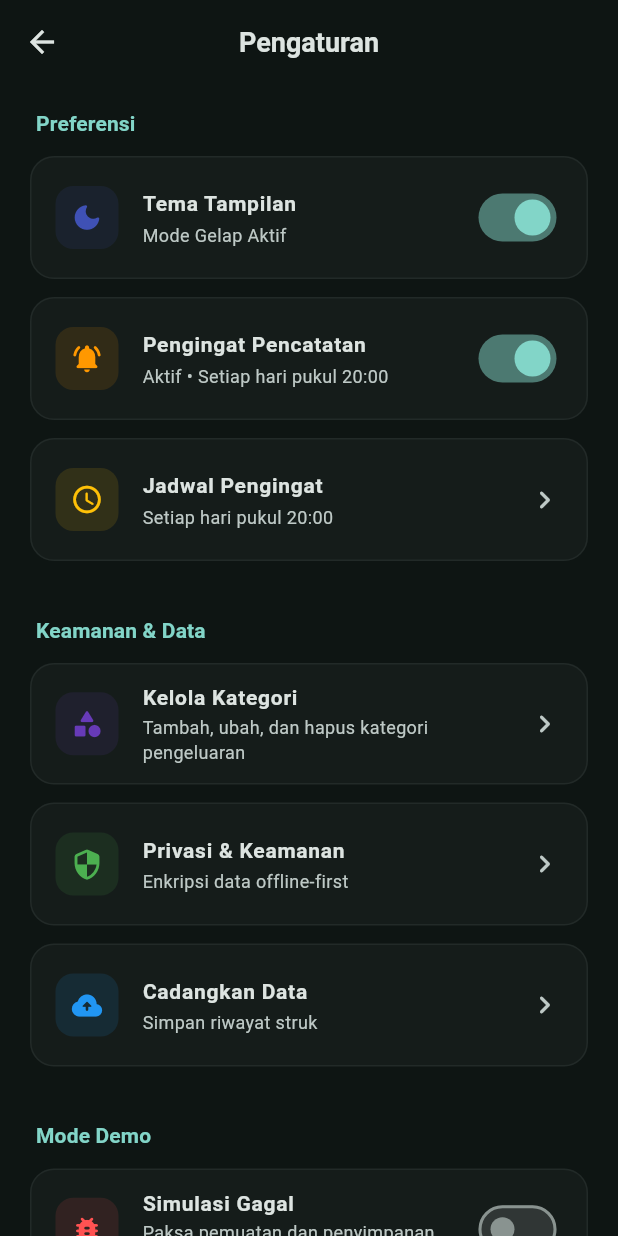
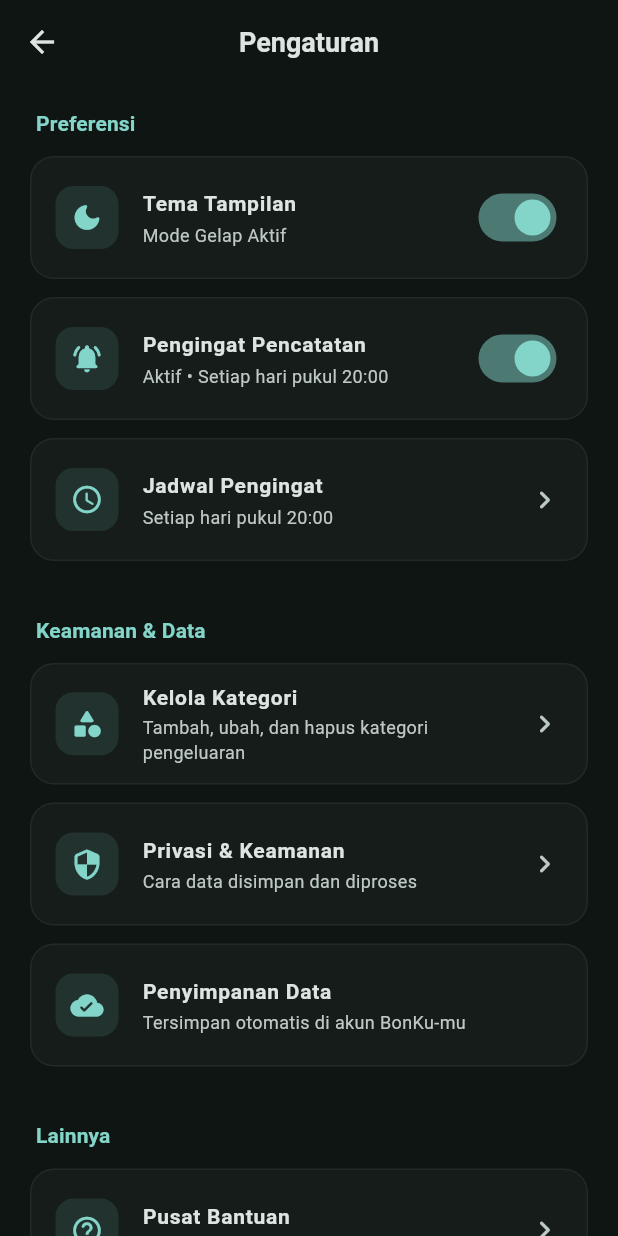
Before and after one commit to LuthfiNaufaldi21/BonKu, a Flutter app: the PengaturanScreen screen opened by its route, on a phone screen of 412 x 824 dp. Run offline on Flutter 3.47's test engine with Material 3 defaults, Android fonts, the phone set to English and light mode, and no system bars; our stand-ins replace cloud_firestore, firebase_ai, firebase_auth, firebase_core, image_picker, shared_preferences; missing offline and left inert: firebase_app_check; accounts and stored records are empty.

Commit message:
fix(settings): perbarui teks usang dan seragamkan warna ikon

```diff
--- a/lib/screens/pengaturan_screen.dart
+++ b/lib/screens/pengaturan_screen.dart
@@ -13,47 +13,6 @@ import 'kategori_list_screen.dart';
 
 class PengaturanScreen extends StatelessWidget {
   const PengaturanScreen({super.key});
-
-  Future<void> _cadangkan(BuildContext context) async {
-    final trx = context.read<TransaksiProvider>();
-    final kategori = context.read<KategoriProvider>();
-    final messenger = ScaffoldMessenger.of(context);
-    final navigator = Navigator.of(context);
-
-    showDialog<void>(
-      context: context,
-      barrierDismissible: false,
-      builder: (_) => const PopScope(
-        canPop: false,
-        child: AlertDialog(
-          content: Row(
-            children: [
-              CircularProgressIndicator(),
-              SizedBox(width: 20),
-              Expanded(child: Text('Mencadangkan data...')),
-            ],
-          ),
-        ),
-      ),
-    );
-
-    await Future<void>.delayed(const Duration(seconds: 1));
-    navigator.pop();
-
-    if (trx.simulasiGagal) {
-      messenger.showSnackBar(
-        const SnackBar(content: Text('Gagal mencadangkan data (simulasi). Coba lagi.')),
-      );
-    } else {
-      messenger.showSnackBar(
-        SnackBar(
-          content: Text(
-            'Berhasil mencadangkan ${trx.items.length} resi dan ${kategori.items.length} kategori (simulasi).',
-          ),
-        ),
-      );
-    }
-  }
 
   void _bantuan(BuildContext context) {
     Widget faq(String tanya, String jawab) => ExpansionTile(
@@ -99,8 +58,9 @@ class PengaturanScreen extends StatelessWidget {
                     'Buka dari Beranda atau tab Statistik.',
               ),
               faq(
-                'Kenapa data kembali seperti semula saat aplikasi ditutup?',
-                'Pada versi ini data masih berupa simulasi di memori. Penyimpanan permanen menyusul pada tahap berikutnya.',
+                'Apakah data resi saya tersimpan?',
+                'Ya. Resi dan kategori tersimpan otomatis di akun BonKu-mu, jadi tidak hilang saat aplikasi ditutup. '
+                    'Masuk dengan akun yang sama untuk melihat datamu lagi.',
               ),
             ],
           ),
@@ -208,7 +168,6 @@ class PengaturanScreen extends StatelessWidget {
             icon: Icons.dark_mode_rounded,
             title: 'Tema Tampilan',
             subtitle: themeProvider.isDarkMode ? 'Mode Gelap Aktif' : 'Mode Terang Aktif',
-            iconColor: Colors.indigo,
             trailing: Switch(
               value: themeProvider.isDarkMode,
               onChanged: (val) => themeProvider.toggleTheme(val),
@@ -220,7 +179,6 @@ class PengaturanScreen extends StatelessWidget {
             icon: Icons.notifications_active_rounded,
             title: 'Pengingat Pencatatan',
             subtitle: pref.pengingatAktif ? 'Aktif • ${pref.jadwalTeks}' : 'Nonaktif',
-            iconColor: Colors.orange,
             trailing: Switch(
               value: pref.pengingatAktif,
               onChanged: (val) {
@@ -237,7 +195,6 @@ class PengaturanScreen extends StatelessWidget {
             icon: Icons.schedule_rounded,
             title: 'Jadwal Pengingat',
             subtitle: pref.pengingatAktif ? pref.jadwalTeks : 'Aktifkan pengingat terlebih dulu',
-            iconColor: Colors.amber,
             onTap: pref.pengingatAktif
                 ? () => showDialog<void>(context: context, builder: (_) => const _JadwalDialog())
                 : null,
@@ -249,7 +206,6 @@ class PengaturanScreen extends StatelessWidget {
             icon: Icons.category_rounded,
             title: 'Kelola Kategori',
             subtitle: 'Tambah, ubah, dan hapus kategori pengeluaran',
-            iconColor: Colors.deepPurple,
             onTap: () => Navigator.push(
               context,
               MaterialPageRoute(builder: (_) => const KategoriListScreen()),
@@ -259,25 +215,22 @@ class PengaturanScreen extends StatelessWidget {
             theme,
             icon: Icons.security_rounded,
             title: 'Privasi & Keamanan',
-            subtitle: 'Enkripsi data offline-first',
-            iconColor: Colors.green,
+            subtitle: 'Cara data disimpan dan diproses',
             onTap: () => tampilkanInfo(
               context,
               judul: 'Privasi & Keamanan',
-              pesan: 'Data transaksi dirancang tersimpan lokal di perangkatmu (offline-first). '
+              pesan: 'Resi dan kategori disimpan di akun BonKu-mu menggunakan Google Firebase (Cloud Firestore). '
                   'Gambar struk hanya disimpan sebagai path, bukan file utuh. '
-                  'Saat scan, foto struk dikirim ke layanan Google Gemini untuk dibaca. '
-                  'Enkripsi basis data akan diaktifkan saat penyimpanan permanen dipasang.',
+                  'Saat scan, foto struk dikirim ke layanan Google Gemini untuk dibaca.',
             ),
           ),
           _buildSettingItem(
             theme,
-            icon: Icons.backup_rounded,
-            title: 'Cadangkan Data',
-            subtitle: 'Simpan riwayat struk',
-            iconColor: Colors.blue,
-            onTap: () => _cadangkan(context),
+            icon: Icons.cloud_done_rounded,
+            title: 'Penyimpanan Data',
+            subtitle: 'Tersimpan otomatis di akun BonKu-mu',
           ),
+          if (pref.modeDemo) ...[
             const SizedBox(height: 24),
             _buildSectionTitle(theme, 'Mode Demo'),
             _buildSettingItem(
@@ -285,7 +238,6 @@ class PengaturanScreen extends StatelessWidget {
               icon: Icons.bug_report_rounded,
               title: 'Simulasi Gagal',
               subtitle: 'Paksa pemuatan dan penyimpanan data gagal',
-            iconColor: Colors.redAccent,
               trailing: Switch(
                 value: trx.simulasiGagal,
                 onChanged: (val) {
@@ -302,7 +254,6 @@ class PengaturanScreen extends StatelessWidget {
               icon: Icons.auto_awesome_rounded,
               title: 'Pemindai Simulasi',
               subtitle: 'Hasil scan contoh tanpa memakai kuota Gemini',
-            iconColor: Colors.purple,
               trailing: Switch(
                 value: scan.pakaiSimulasi,
                 onChanged: scan.setPakaiSimulasi,
@@ -313,8 +264,8 @@ class PengaturanScreen extends StatelessWidget {
               theme,
               icon: Icons.delete_sweep_rounded,
               title: 'Kosongkan Semua Resi',
-            subtitle: 'Untuk menguji tampilan data kosong',
-            iconColor: Colors.brown,
+              subtitle: 'Hapus semua resi di akun ini (uji tampilan kosong)',
+              iconColor: colorScheme.error,
               onTap: trx.isSubmitting ? null : () => _kosongkan(context),
             ),
             _buildSettingItem(
@@ -322,9 +273,9 @@ class PengaturanScreen extends StatelessWidget {
               icon: Icons.restore_rounded,
               title: 'Pulihkan Data Awal',
               subtitle: 'Kembalikan 24 resi contoh',
-            iconColor: Colors.cyan,
               onTap: trx.isSubmitting ? null : () => _pulihkan(context),
             ),
+          ],
           const SizedBox(height: 24),
           _buildSectionTitle(theme, 'Lainnya'),
           _buildSettingItem(
@@ -332,7 +283,6 @@ class PengaturanScreen extends StatelessWidget {
             icon: Icons.help_outline_rounded,
             title: 'Pusat Bantuan',
             subtitle: 'Panduan scan & keluhan',
-            iconColor: Colors.teal,
             onTap: () => _bantuan(context),
           ),
           _buildSettingItem(
@@ -340,12 +290,13 @@ class PengaturanScreen extends StatelessWidget {
             icon: Icons.info_outline_rounded,
             title: 'Tentang BonKu',
             subtitle: 'Versi 1.0.0',
-            iconColor: Colors.grey,
             onTap: () => _tentang(context),
           ),
           const SizedBox(height: 32),
           _buildLogoutButton(context),
-          const SizedBox(height: 40),
+          const SizedBox(height: 16),
+          const _VersiAplikasi(),
+          const SizedBox(height: 24),
         ],
       ),
     );
@@ -369,10 +320,11 @@ class PengaturanScreen extends StatelessWidget {
     required IconData icon,
     required String title,
     required String subtitle,
-    required Color iconColor,
+    Color? iconColor,
     VoidCallback? onTap,
     Widget? trailing,
   }) {
+    final warna = iconColor ?? theme.colorScheme.primary;
     return Padding(
       padding: const EdgeInsets.only(bottom: 12),
       child: Container(
@@ -386,10 +338,10 @@ class PengaturanScreen extends StatelessWidget {
           leading: Container(
             padding: const EdgeInsets.all(10),
             decoration: BoxDecoration(
-              color: iconColor.withValues(alpha: 0.12),
+              color: warna.withValues(alpha: 0.12),
               borderRadius: BorderRadius.circular(12),
             ),
-            child: Icon(icon, color: iconColor, size: 22),
+            child: Icon(icon, color: warna, size: 22),
           ),
           title: Text(title, style: const TextStyle(fontWeight: FontWeight.bold, fontSize: 14)),
           subtitle: Text(
@@ -506,3 +458,78 @@ class _JadwalDialogState extends State<_JadwalDialog> {
     );
   }
 }
+
+class _VersiAplikasi extends StatefulWidget {
+  const _VersiAplikasi();
+
+  @override
+  State<_VersiAplikasi> createState() => _VersiAplikasiState();
+}
+
+class _VersiAplikasiState extends State<_VersiAplikasi> {
+  static const _target = 7;
+  static const _jeda = Duration(seconds: 2);
+
+  int _ketukan = 0;
+  DateTime? _terakhir;
+
+  void _ketuk() {
+    final sekarang = DateTime.now();
+    if (_terakhir != null && sekarang.difference(_terakhir!) > _jeda) {
+      _ketukan = 0;
+    }
+    _terakhir = sekarang;
+    _ketukan++;
+
+    final pref = context.read<PreferensiProvider>();
+    final messenger = ScaffoldMessenger.of(context);
+    messenger.hideCurrentSnackBar();
+
+    if (_ketukan >= _target) {
+      _ketukan = 0;
+      final aktif = !pref.modeDemo;
+      pref.setModeDemo(aktif);
+      if (!aktif) _matikanSimulasi();
+      messenger.showSnackBar(
+        SnackBar(content: Text(aktif ? 'Mode Demo diaktifkan.' : 'Mode Demo dinonaktifkan.')),
+      );
+    } else if (_ketukan >= 4) {
+      final sisa = _target - _ketukan;
+      final aksi = pref.modeDemo ? 'menonaktifkan' : 'mengaktifkan';
+      messenger.showSnackBar(
+        SnackBar(
+          duration: const Duration(seconds: 1),
+          content: Text('Tinggal $sisa ketukan lagi untuk $aksi Mode Demo.'),
+        ),
+      );
+    }
+  }
+
+  void _matikanSimulasi() {
+    final trx = context.read<TransaksiProvider>();
+    final kategori = context.read<KategoriProvider>();
+    final perluMuatUlang = trx.simulasiGagal || kategori.simulasiGagal;
+    trx.simulasiGagal = false;
+    kategori.simulasiGagal = false;
+    context.read<ScanProvider>().setPakaiSimulasi(false);
+    if (perluMuatUlang) {
+      trx.muat();
+      kategori.muat();
+    }
+  }
+
+  @override
+  Widget build(BuildContext context) {
+    final warna = Theme.of(context).colorScheme.onSurfaceVariant;
+    return Center(
+      child: InkWell(
+        onTap: _ketuk,
+        borderRadius: BorderRadius.circular(8),
+        child: Padding(
+          padding: const EdgeInsets.symmetric(horizontal: 16, vertical: 12),
+          child: Text('BonKu v1.0.0', style: TextStyle(fontSize: 12, color: warna)),
+        ),
+      ),
+    );
+  }
+}
```
Lines whose indentation alone changed are shown as unchanged.
